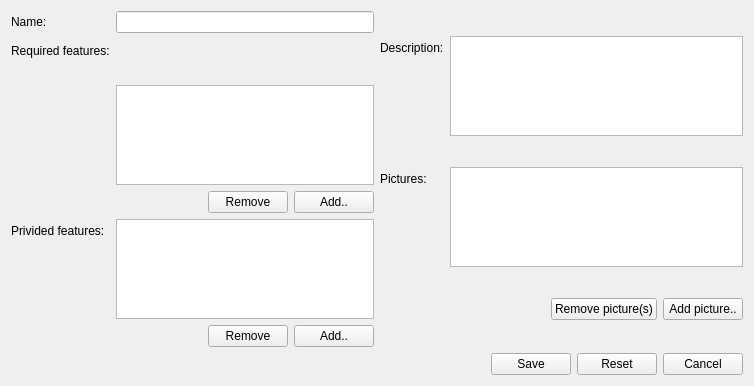
First picture: the form in client/uiforms/category_edit.ui, repository Wolframe/configurator, before the edit.
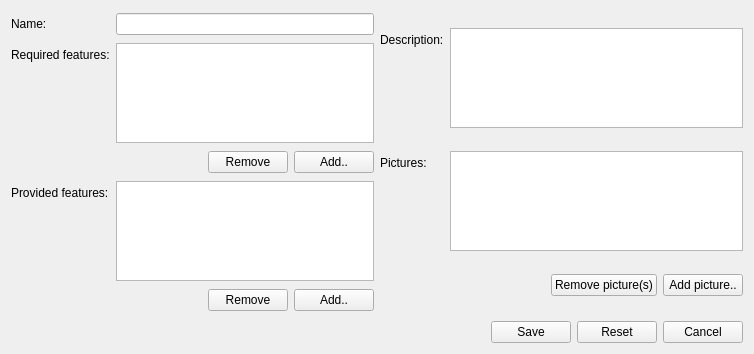
Second picture: the form after the edit. Icons and pictures are not drawn.

Commit message: started to set dyn properties in all forms (work in progress) started to fix all conditions for buttons (work in progress)

```diff
--- a/client/uiforms/category_edit.ui
+++ b/client/uiforms/category_edit.ui
@@ -7,7 +7,7 @@
     <x>0</x>
     <y>0</y>
     <width>754</width>
-    <height>386</height>
+    <height>354</height>
    </rect>
   </property>
   <property name="windowTitle">
@@ -137,7 +137,17 @@
        </property>
       </widget>
      </item>
-     <item row="3" column="1">
+     <item row="1" column="1">
+      <widget class="QListWidget" name="listWidget">
+       <property name="maximumSize">
+        <size>
+         <width>16777215</width>
+         <height>100</height>
+        </size>
+       </property>
+      </widget>
+     </item>
+     <item row="2" column="1">
       <layout class="QHBoxLayout" name="horizontalLayout_3">
        <item>
         <spacer name="horizontalSpacer_3">
@@ -174,7 +184,27 @@
        </item>
       </layout>
      </item>
-     <item row="5" column="1">
+     <item row="3" column="1">
+      <widget class="QListWidget" name="listWidget_2">
+       <property name="maximumSize">
+        <size>
+         <width>16777215</width>
+         <height>100</height>
+        </size>
+       </property>
+      </widget>
+     </item>
+     <item row="3" column="0">
+      <widget class="QLabel" name="label_3">
+       <property name="text">
+        <string>Provided features:</string>
+       </property>
+       <property name="buddy">
+        <cstring>listWidget_2</cstring>
+       </property>
+      </widget>
+     </item>
+     <item row="4" column="1">
       <layout class="QHBoxLayout" name="horizontalLayout_4">
        <item>
         <spacer name="horizontalSpacer_4">
@@ -211,33 +241,6 @@
        </item>
       </layout>
      </item>
-     <item row="4" column="0">
-      <widget class="QLabel" name="label_3">
-       <property name="text">
-        <string>Privided features:</string>
-       </property>
-      </widget>
-     </item>
-     <item row="2" column="1">
-      <widget class="QListWidget" name="listWidget">
-       <property name="maximumSize">
-        <size>
-         <width>16777215</width>
-         <height>100</height>
-        </size>
-       </property>
-      </widget>
-     </item>
-     <item row="4" column="1">
-      <widget class="QListWidget" name="listWidget_2">
-       <property name="maximumSize">
-        <size>
-         <width>16777215</width>
-         <height>100</height>
-        </size>
-       </property>
-      </widget>
-     </item>
     </layout>
    </item>
    <item row="0" column="1">
```
Left out of the diff: 13 changed lines with no effect on the pictures. The commit also changes 6 other files.
